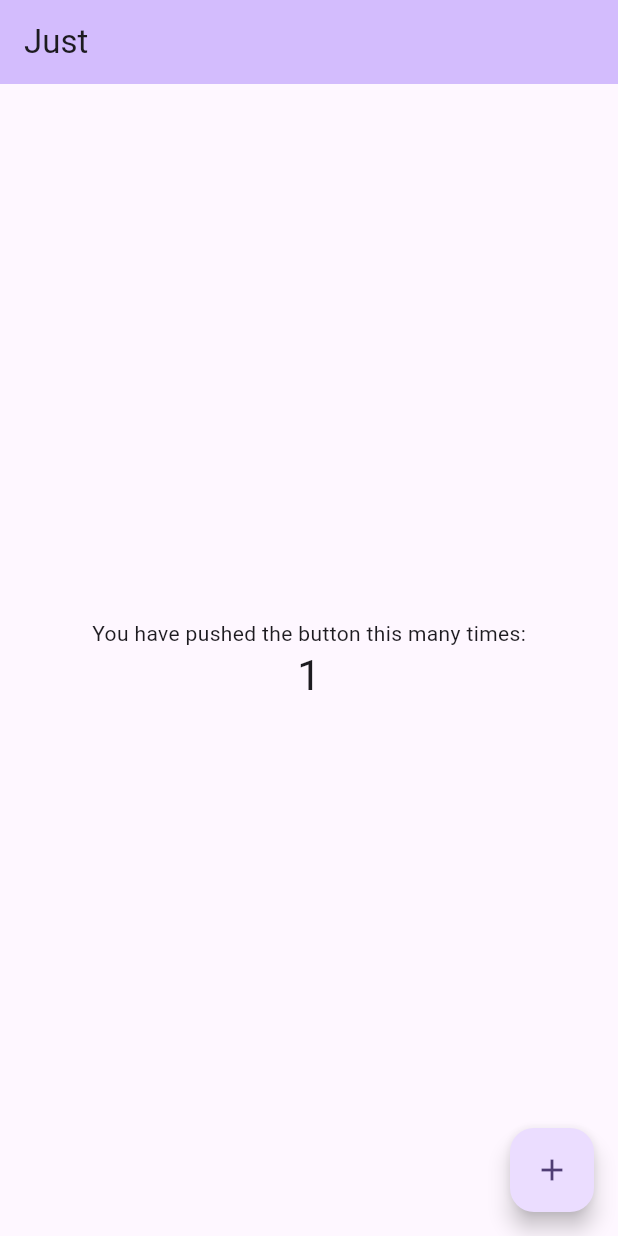
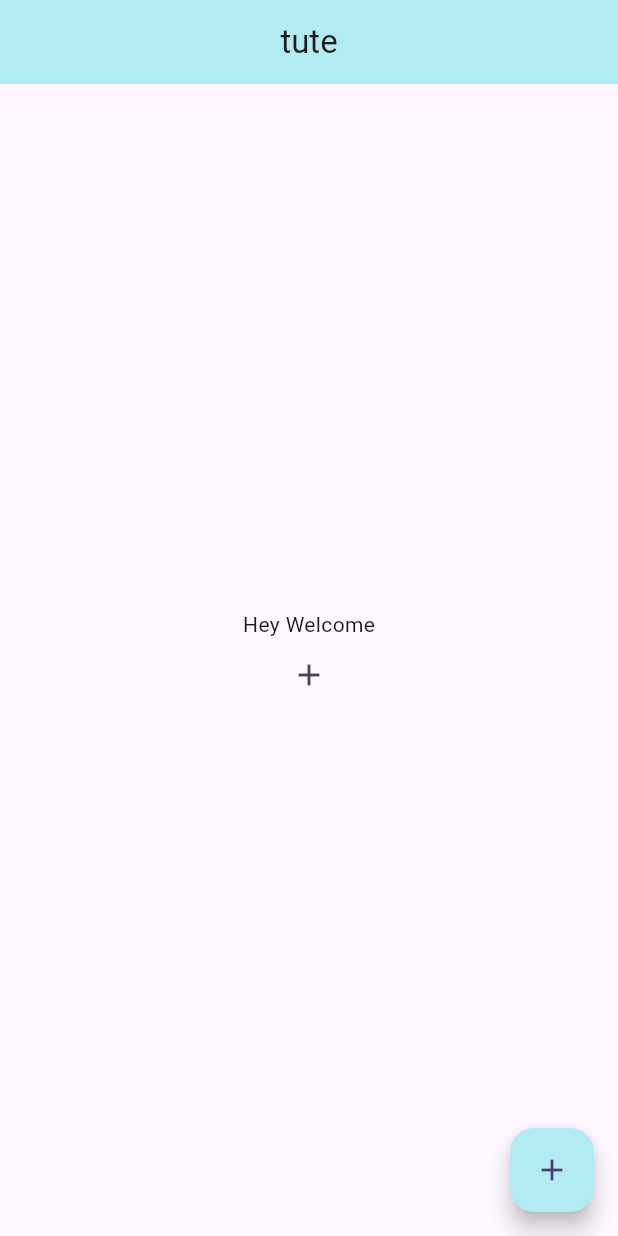
Before and after one commit to asadtanvirshami/Reminder, a Flutter app: the screen it shows after launch, after a tap on the "add" icon, on a phone screen of 412 x 824 dp. Run offline on Flutter 3.47's test engine with Material 2 defaults, Android fonts, the phone set to English and light mode, and no system bars.

```diff
--- a/analysis_options.yaml
+++ b/analysis_options.yaml
@@ -22,6 +22,7 @@ linter:
   # `// ignore_for_file: name_of_lint` syntax on the line or in the file
   # producing the lint.
   rules:
+     avoid_print: false
     # avoid_print: false  # Uncomment to disable the `avoid_print` rule
     # prefer_single_quotes: true  # Uncomment to enable the `prefer_single_quotes` rule
 
--- a/lib/main.dart
+++ b/lib/main.dart
@@ -16,52 +16,36 @@ class MyApp extends StatelessWidget {
         colorScheme: ColorScheme.fromSeed(seedColor: Colors.deepPurple),
         useMaterial3: true,
       ),
-      home: const MyHomePage(title: 'Just '),
+      home: _MyHomePageState(),
     );
   }
 }
 
-class MyHomePage extends StatefulWidget {
-  const MyHomePage({super.key, required this.title});
-
-  final String title;
-
-  @override
-  State<MyHomePage> createState() => _MyHomePageState();
-}
-
-class _MyHomePageState extends State<MyHomePage> {
-  int _counter = 0;
-
-  void _incrementCounter() {
-    setState(() {
-      _counter++;
-    });
-  }
-
+class _MyHomePageState extends StatelessWidget {
   @override
   Widget build(BuildContext context) {
     return Scaffold(
       appBar: AppBar(
-        backgroundColor: Theme.of(context).colorScheme.inversePrimary,
-        title: Text(widget.title),
+        backgroundColor: Colors.cyan[100],
+        title: const Text('tute'),
+        centerTitle: true,
       ),
       body: Center(
-        child: Column(
-          mainAxisAlignment: MainAxisAlignment.center,
-          children: <Widget>[
-            const Text(
-              'You have pushed the button this many times:',
-            ),
-            Text(
-              '$_counter',
-              style: Theme.of(context).textTheme.headlineMedium,
-            ),
-          ],
-        ),
-      ),
+          child: Column(
+        mainAxisAlignment: MainAxisAlignment.center,
+        children: [
+          const Text('Hey Welcome'),
+          IconButton(
+              onPressed: () {
+                print('text');
+              },
+              icon: const Icon(Icons.add)),
+        ],
+      )),
+
       floatingActionButton: FloatingActionButton(
-        onPressed: _incrementCounter,
+        backgroundColor: Colors.cyan[100],
+        onPressed: () {},
         tooltip: 'Increment',
         child: const Icon(Icons.add),
       ), // This trailing comma makes auto-formatting nicer for build methods.
```
